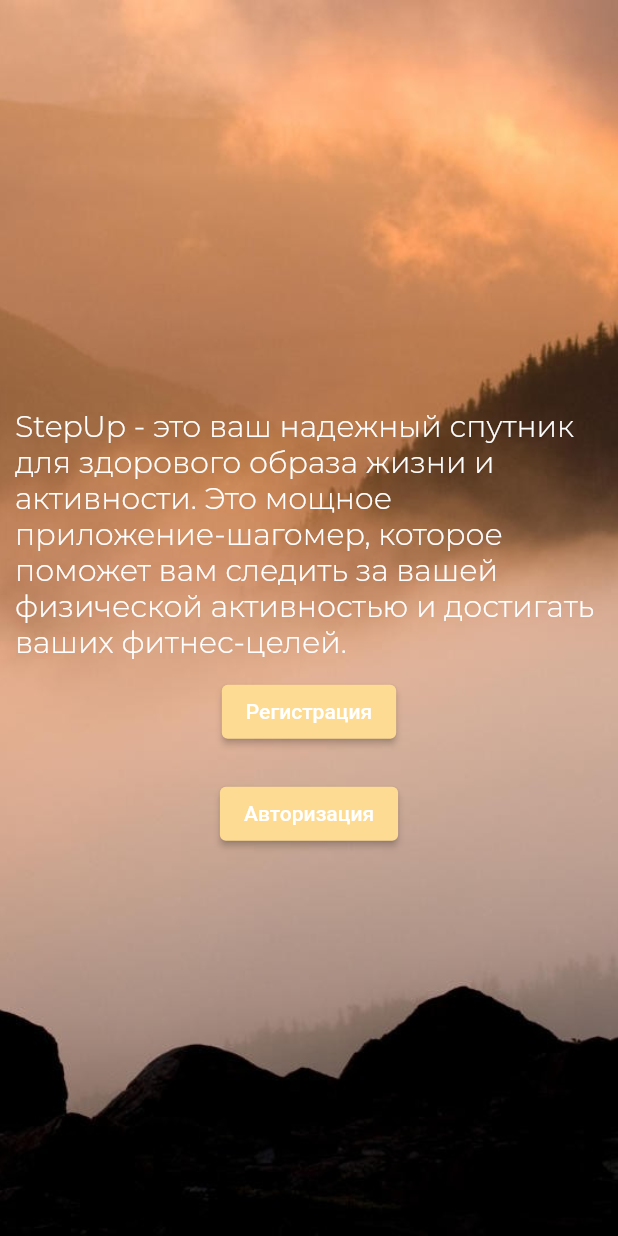
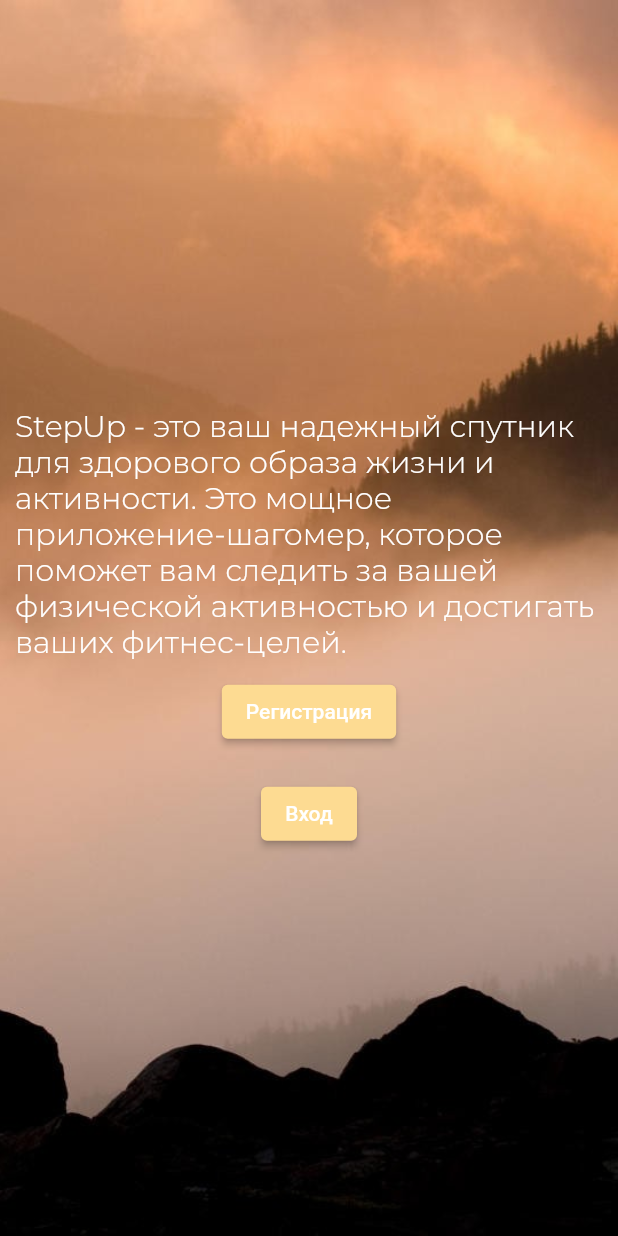
Before and after one commit to SoulNaturalist/StepUp, a Flutter app: the screen it shows after launch, on a phone screen of 412 x 824 dp. Run offline on Flutter 3.47's test engine with Material 2 defaults, Android fonts, the light colour scheme and no system bars.

Commit message:
fixed some bugs and deleted default comments

```diff
--- a/lib/widgets/pages/login.dart
+++ b/lib/widgets/pages/login.dart
@@ -102,7 +102,7 @@ class _LoginPage extends State<LoginPage> {
                   style: OutlinedButton.styleFrom(
                     foregroundColor: Colors.black,
                   ),
-                  child: const Text('Создать аккаунт'),
+                  child: const Text('Войти'),
                 ),
               ),
             ],
--- a/lib/widgets/pages/register.dart
+++ b/lib/widgets/pages/register.dart
@@ -125,3 +125,5 @@ class _RegisterState extends State<RegisterPage> {
     );
   }
 }
+//export ANDROID_SDK_ROOT=/home/sqzlo/Android/Sdk
+//
--- a/lib/widgets/pages/welcome.dart
+++ b/lib/widgets/pages/welcome.dart
@@ -50,7 +50,7 @@ class WelcomePage extends StatelessWidget {
               child: ElevatedButton(
                 style: ElevatedButton.styleFrom(
                     backgroundColor: const Color.fromARGB(255, 253, 219, 146)),
-                child: const Text("Авторизация"),
+                child: const Text("Вход"),
                 onPressed: () {
                   Navigator.pushNamed(context, '/login');
                 },
```
Also changed, not shown: analysis_options.yaml (+0 -25 lines), pubspec.lock, 1 other file.
